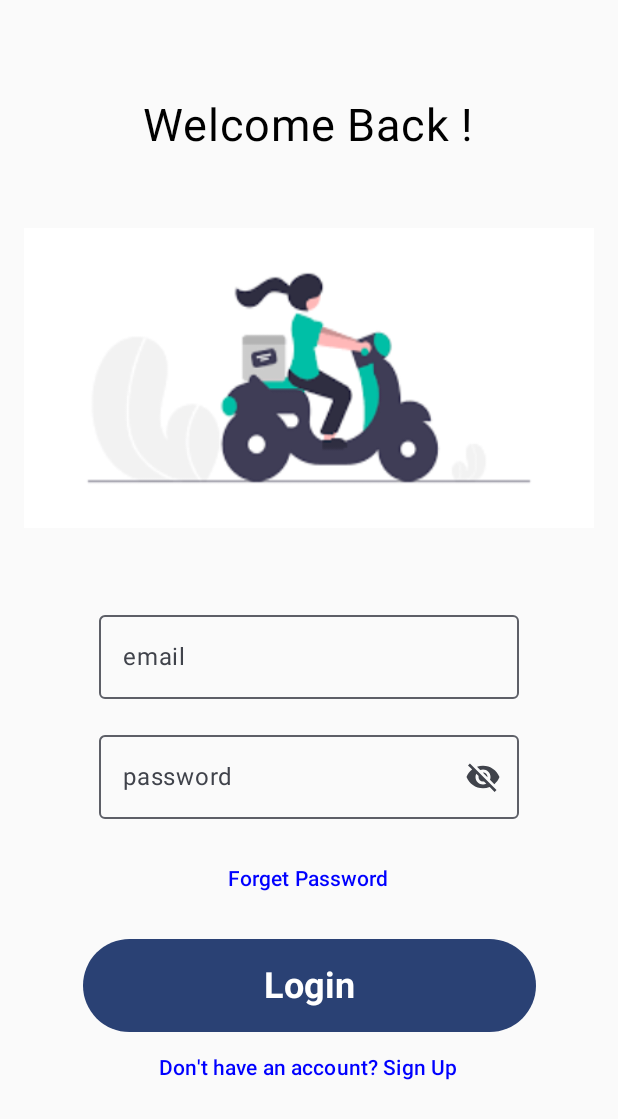
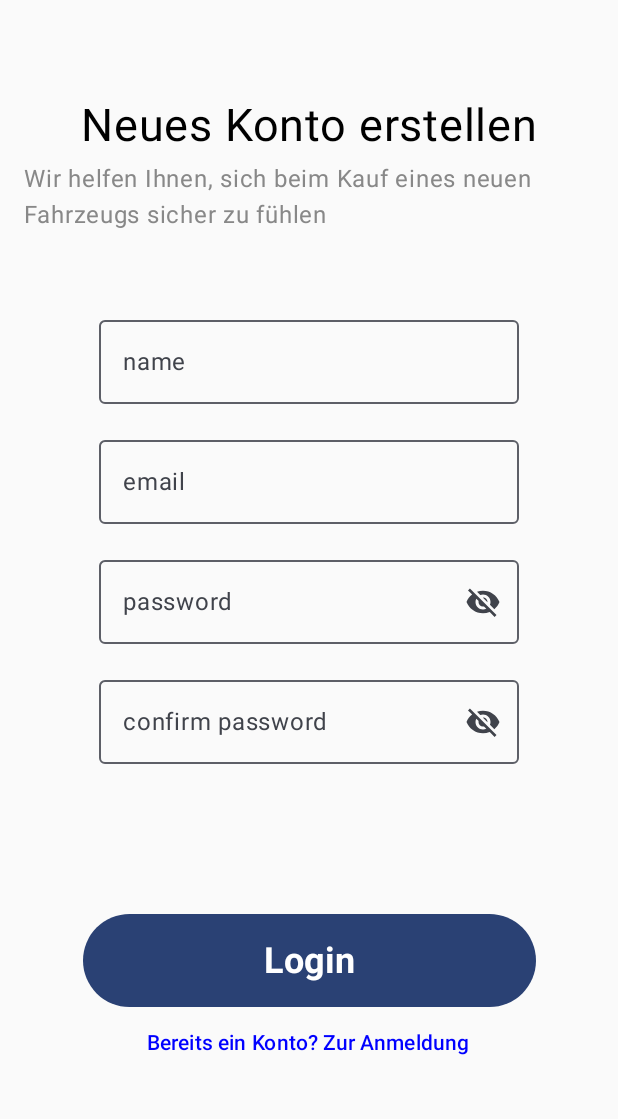
Before and after one commit to ericweres/AutoCheck, an Android app built with Jetpack Compose: the LoginScreen screen opened through its navigation route, after a tap on "Don't have an account? Sign Up", on a phone screen of 412 x 824 dp. Shown: the top 1119 px of the screen. Run offline under Robolectric (Android 15) with nearby library versions, the phone set to English and light mode, and no system bars.

Commit message:
get stated weitergemacht

```diff
--- a/app/src/main/java/com/autocheck/ui/AutoCheckNavHost.kt
+++ b/app/src/main/java/com/autocheck/ui/AutoCheckNavHost.kt
@@ -11,6 +11,7 @@ import com.autocheck.nav.BottomNavigationBar
 import com.autocheck.nav.TopNavigationBar
 import com.autocheck.ui.auth.GetStarted
 import com.autocheck.ui.auth.LoginScreen
+import com.autocheck.ui.auth.RegisterScreen
 
 @Composable
 fun AutoCheckNavHost(
@@ -23,16 +24,20 @@ fun AutoCheckNavHost(
         modifier = modifier,
     ) {
         composable( route = "login") {
-            LoginScreen()
+            LoginScreen(navController)
         }
         composable( route = "getStarted") {
             GetStarted(navController)
+        }
+        composable( route = "register") {
+            RegisterScreen(navController)
         }
        composable( route = "home") {
            Scaffold(
                bottomBar = { BottomNavigationBar() },
                topBar = { TopNavigationBar() },
-           ) { innerPadding ->
+           )
+           { innerPadding ->
 
            }
        }
--- a/app/src/main/java/com/autocheck/ui/auth/LoginScreen.kt
+++ b/app/src/main/java/com/autocheck/ui/auth/LoginScreen.kt
@@ -27,11 +27,13 @@ import androidx.compose.ui.text.input.VisualTransformation
 import androidx.compose.ui.tooling.preview.Preview
 import androidx.compose.ui.unit.dp
 import androidx.compose.ui.unit.sp
+import androidx.navigation.NavHostController
 import com.autocheck.R
 import com.autocheck.ui.theme.AutoCheckTheme
+import androidx.navigation.compose.rememberNavController
 
 @Composable
-fun LoginScreen(modifier: Modifier = Modifier) {
+fun LoginScreen(navController: NavHostController) {
     var email by remember { mutableStateOf("") }
     var password by remember { mutableStateOf("") }
     var passwordVisibility by remember { mutableStateOf(false) }
@@ -105,7 +107,7 @@ fun LoginScreen(modifier: Modifier = Modifier) {
                 )
             )
         }
-        TextButton(onClick = { /* TODO: Handle forgot password */ }) {
+        TextButton(onClick = { navController.navigate("register") }) {
             Text(
                 text = "Don't have an account? Sign Up",
                 color = Color.Blue
@@ -118,6 +120,6 @@ fun LoginScreen(modifier: Modifier = Modifier) {
 @Composable
 fun LoginScreenPreview() {
     AutoCheckTheme{
-        LoginScreen()
+        LoginScreen(navController = rememberNavController())
     }
 }
--- a/app/src/main/java/com/autocheck/ui/auth/RegisterScreen.kt
+++ b/app/src/main/java/com/autocheck/ui/auth/RegisterScreen.kt
@@ -1,81 +1,150 @@
-package com.autocheck.ui.auth//package com.autocheck.ui.auth
-//
-//import androidx.compose.foundation.layout.*
-//import androidx.compose.foundation.text.KeyboardActions
-//import androidx.compose.foundation.text.KeyboardOptions
-//import androidx.compose.material.*
-//import androidx.compose.runtime.*
-//import androidx.compose.ui.Alignment
-//import androidx.compose.ui.Modifier
-//import androidx.compose.ui.text.input.ImeAction
-//import androidx.compose.ui.unit.dp
-//import androidx.lifecycle.viewmodel.compose.viewModel
-//import com.autocheck.ui.theme.AutoCheckTheme
-//
-//@Composable
-//fun RegisterScreen(authViewModel: AuthViewModel = viewModel()) {
-//    AutoCheckTheme {
-//        // A surface container using the 'background' color from the theme
-//        Surface(color = MaterialTheme.colors.background) {
-//            Column(
-//                modifier = Modifier
-//                    .fillMaxSize()
-//                    .padding(16.dp),
-//                horizontalAlignment = Alignment.CenterHorizontally
-//            ) {
-//                var username by remember { mutableStateOf("") }
-//                var email by remember { mutableStateOf("") }
-//                var password by remember { mutableStateOf("") }
-//
-//                Text(text = "Register", style = MaterialTheme.typography.h4)
-//                Spacer(modifier = Modifier.height(16.dp))
-//
-//                // Username input
-//                OutlinedTextField(
-//                    value = username,
-//                    onValueChange = { username = it },
-//                    label = { Text("Username") },
-//                    singleLine = true,
-//                    modifier = Modifier.fillMaxWidth()
-//                )
-//                Spacer(modifier = Modifier.height(8.dp))
-//
-//                // Email input
-//                OutlinedTextField(
-//                    value = email,
-//                    onValueChange = { email = it },
-//                    label = { Text("Email") },
-//                    singleLine = true,
-//                    modifier = Modifier.fillMaxWidth(),
-//                    keyboardOptions = KeyboardOptions.Default.copy(imeAction = ImeAction.Next),
-//                    keyboardActions = KeyboardActions(onNext = { /* Handle next action */ })
-//                )
-//                Spacer(modifier = Modifier.height(8.dp))
-//
-//                // Password input
-//                OutlinedTextField(
-//                    value = password,
-//                    onValueChange = { password = it },
-//                    label = { Text("Password") },
-//                    singleLine = true,
-//                    modifier = Modifier.fillMaxWidth(),
-//                    keyboardOptions = KeyboardOptions.Default.copy(imeAction = ImeAction.Done),
-//                    keyboardActions = KeyboardActions(onDone = { /* Handle done action */ })
-//                )
-//                Spacer(modifier = Modifier.height(16.dp))
-//
-//                Button(
-//                    onClick = {
-//                        authViewModel.register(username, email, password)
-//                    },
-//                    modifier = Modifier.align(Alignment.End)
-//                ) {
-//                    Text("Register")
-//                }
-//
-//                // Handle UI state changes like showing a progress indicator or error messages
-//                // based on the state in the ViewModel.
-//            }
-//        }
-//    }
-//}
+package com.autocheck.ui.auth
+
+
+import androidx.compose.foundation.Image
+import androidx.compose.foundation.layout.*
+import androidx.compose.foundation.text.KeyboardOptions
+import androidx.compose.material.icons.Icons
+import androidx.compose.material.icons.filled.Visibility
+import androidx.compose.material.icons.filled.VisibilityOff
+import androidx.compose.material3.Button
+import androidx.compose.material3.Icon
+import androidx.compose.material3.IconButton
+import androidx.compose.material3.OutlinedTextField
+import androidx.compose.material3.Text
+import androidx.compose.material3.TextButton
+import androidx.compose.runtime.*
+import androidx.compose.ui.Alignment
+import androidx.compose.ui.Modifier
+import androidx.compose.ui.graphics.Color
+import androidx.compose.ui.layout.ContentScale
+import androidx.compose.ui.res.painterResource
+import androidx.compose.ui.text.TextStyle
+import androidx.compose.ui.text.font.FontWeight
+import androidx.compose.ui.text.input.ImeAction
+import androidx.compose.ui.text.input.PasswordVisualTransformation
+import androidx.compose.ui.text.input.VisualTransformation
+import androidx.compose.ui.tooling.preview.Preview
+import androidx.compose.ui.unit.dp
+import androidx.compose.ui.unit.sp
+import com.autocheck.R
+import com.autocheck.ui.theme.AutoCheckTheme
+import androidx.navigation.NavHostController
+import androidx.navigation.compose.rememberNavController
+
+@Composable
+fun RegisterScreen(navController: NavHostController) {
+    var name by remember { mutableStateOf("") }
+    var email by remember { mutableStateOf("") }
+    var password by remember { mutableStateOf("") }
+    var confirmPassword by remember { mutableStateOf("") }
+    var passwordVisibility by remember { mutableStateOf(false) }
+
+    Column(
+        modifier = Modifier
+            .fillMaxSize()
+            .padding(16.dp),
+        horizontalAlignment = Alignment.CenterHorizontally
+    ) {
+        Spacer(modifier = Modifier.height(50.dp))
+        Text(
+            text = "Neues Konto erstellen",
+            fontSize = 30.sp
+        )
+
+        Spacer(modifier = Modifier.height(5.dp))
+        Text(
+            text = "Wir helfen Ihnen, sich beim Kauf eines neuen Fahrzeugs sicher zu fühlen",
+            fontSize = 16.sp,
+            color = Color.Gray,
+
+        )
+
+        Spacer(modifier = Modifier.height(50.dp))
+        OutlinedTextField(
+            value = name,
+            onValueChange = { name = it },
+            label = { Text("name") },
+            singleLine = true,
+            keyboardOptions = KeyboardOptions(imeAction = ImeAction.Next)
+        )
+
+        Spacer(modifier = Modifier.height(16.dp))
+        OutlinedTextField(
+            value = email,
+            onValueChange = { email = it },
+            label = { Text("email") },
+            singleLine = true,
+            keyboardOptions = KeyboardOptions(imeAction = ImeAction.Next)
+        )
+        Spacer(modifier = Modifier.height(16.dp))
+        OutlinedTextField(
+            value = password,
+            onValueChange = { password = it },
+            label = { Text("password") },
+            singleLine = true,
+            visualTransformation = if (passwordVisibility) VisualTransformation.None else PasswordVisualTransformation(),
+            keyboardOptions = KeyboardOptions(imeAction = ImeAction.Done),
+            trailingIcon = {
+                val image = if (passwordVisibility)
+                    Icons.Filled.Visibility
+                else
+                    Icons.Filled.VisibilityOff
+
+                IconButton(onClick = { passwordVisibility = !passwordVisibility }) {
+                    Icon(image, "Toggle password visibility")
+                }
+            }
+        )
+
+        Spacer(modifier = Modifier.height(16.dp))
+        OutlinedTextField(
+            value = confirmPassword,
+            onValueChange = { confirmPassword = it },
+            label = { Text("confirm password") },
+            singleLine = true,
+            visualTransformation = if (passwordVisibility) VisualTransformation.None else PasswordVisualTransformation(),
+            keyboardOptions = KeyboardOptions(imeAction = ImeAction.Done),
+            trailingIcon = {
+                val image = if (passwordVisibility)
+                    Icons.Filled.Visibility
+                else
+                    Icons.Filled.VisibilityOff
+
+                IconButton(onClick = { passwordVisibility = !passwordVisibility }) {
+                    Icon(image, "Toggle password visibility")
+                }
+            }
+        )
+
+        Spacer(modifier = Modifier.height(100.dp))
+        Button(
+            onClick = { /* TODO: Handle login logic */ },
+            modifier = Modifier
+                .width(302.dp)
+                .height(62.dp)
+        ) {
+            Text(
+                text = "Login",
+                style = TextStyle(
+                    fontSize = 24.sp,
+                    fontWeight = FontWeight(700),
+                )
+            )
+        }
+        TextButton(onClick = { navController.navigate("login") }) {
+            Text(
+                text = "Bereits ein Konto? Zur Anmeldung",
+                color = Color.Blue
+            )
+        }
+    }
+}
+
+@Preview( showBackground = true, showSystemUi = true,)
+@Composable
+fun RegisterScreenPreview() {
+    AutoCheckTheme{
+        RegisterScreen(navController = rememberNavController())
+    }
+}
```
